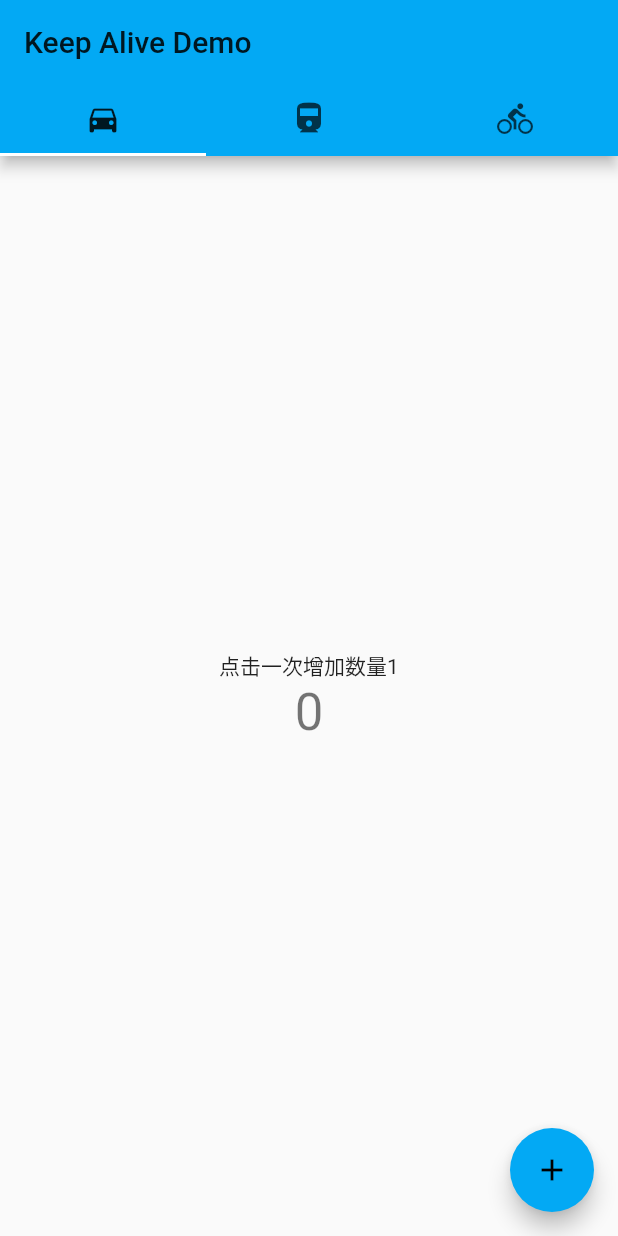
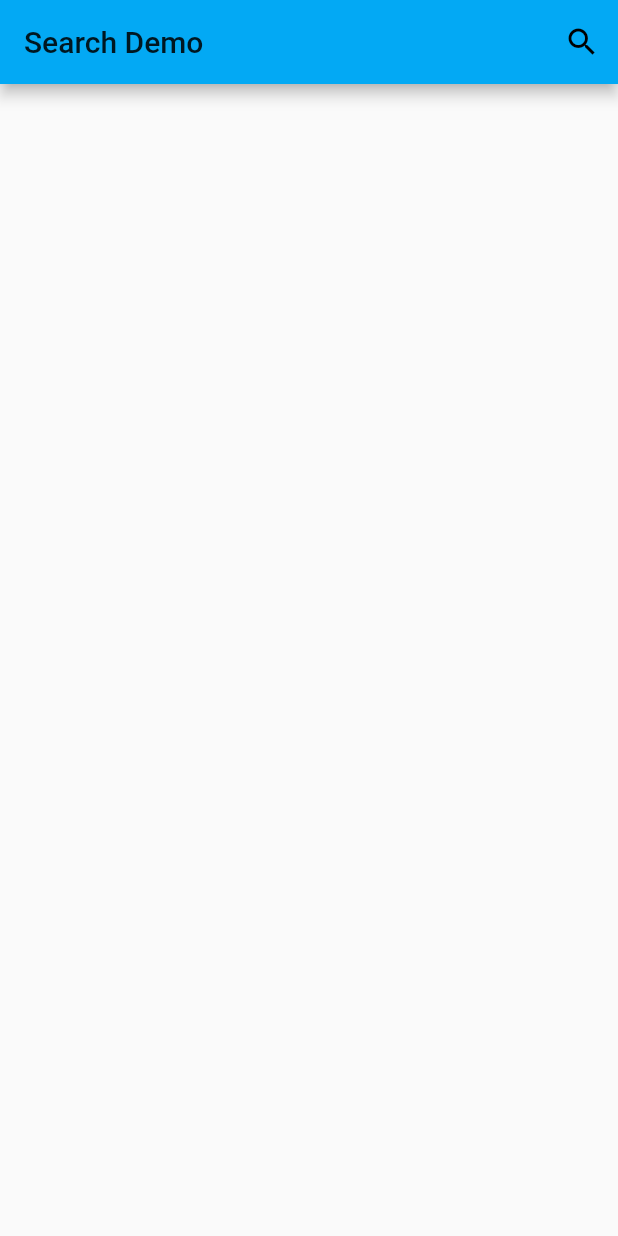
Before and after one commit to lanxuexing/flutter2study, a Flutter app: the screen it shows after launch, on a phone screen of 412 x 824 dp. Run offline on Flutter 3.47's test engine with Material 2 defaults, Android fonts, the phone set to English and light mode, and no system bars.

Commit message:
feat: search

```diff
--- /dev/null
+++ b/lib/demo06/mock_data.dart
@@ -0,0 +1,30 @@
+const searchList = [
+  '钢铁侠',
+  '钢铁侠2',
+  '钢铁侠3',
+  '雷神',
+  '雷神2: 黑暗世界',
+  '雷神2: 诸神黄昏',
+  '美国队长',
+  '美国队长2',
+  '美国队长3: 内战',
+  '复仇者联盟'
+  '复仇者联盟2: 奥创纪元',
+  '复仇者联盟3: 无限战争',
+  '复仇者联盟4: 终局之战',
+  '蚁人'
+  '蚁人2: 黄蜂女现身'
+  '银河护卫队'
+  '银河护卫队2',
+  '毒液: 致命保护者'
+  '奇异博士',
+  '黑豹',
+  '无敌浩克',
+  '惊奇队长',
+  '蜘蛛侠: 英雄归来'
+];
+
+const recentSuggest = [
+  '复仇者联盟',
+  '毒液'
+];
--- /dev/null
+++ b/lib/demo06/search_box.dart
@@ -0,0 +1,90 @@
+import 'package:flutter/material.dart';
+import 'mock_data.dart';
+
+class SearchBox extends StatefulWidget {
+  _SearchBoxState createState() => _SearchBoxState();
+}
+
+class _SearchBoxState extends State<SearchBox> {
+  @override
+  Widget build(BuildContext context) {
+    return Scaffold(
+      appBar: AppBar(
+        title: Text('Search Demo'),
+        actions: <Widget>[
+          IconButton(
+            icon: Icon(Icons.search),
+            onPressed: (){
+              showSearch(
+                context: context,
+                delegate: MySearhBarDelegate(),
+              );
+            },
+          ),
+        ],
+      ),
+    );
+  }
+}
+
+class MySearhBarDelegate extends SearchDelegate {
+  @override
+  List<Widget> buildActions(BuildContext context) {
+    return [
+      IconButton(
+        icon: Icon(Icons.clear),
+        onPressed: () => query = '',
+      ),
+    ];
+  }
+
+  @override
+  Widget buildLeading(BuildContext context) {
+    return IconButton(
+      icon: AnimatedIcon(
+        icon: AnimatedIcons.menu_arrow,
+        progress: transitionAnimation,
+      ),
+      onPressed: () => close(context, null),
+    );
+  }
+
+  @override
+  Widget buildResults(BuildContext context) {
+    return Container(
+      width: 400.0,
+      height: 200.0,
+      child: Card(
+        color: Colors.deepOrange,
+        child: Center(
+          child: Text(query),
+        ),
+      ),
+    );
+  }
+
+  @override
+  Widget buildSuggestions(BuildContext context) {
+    final suggetsionList = query.isEmpty ? recentSuggest : searchList.where((input) => input.startsWith(query)).toList();
+    return ListView.builder(
+      itemCount: suggetsionList.length,
+      itemBuilder: (context, index) => ListTile(
+        title: RichText(text: TextSpan(
+          text: suggetsionList[index].substring(0, query.length),
+          style: TextStyle(
+            color: Colors.black,
+            fontWeight: FontWeight.bold,
+          ),
+          children: [
+            TextSpan(
+              text: suggetsionList[index].substring(query.length),
+              style: TextStyle(
+                color: Colors.grey,
+              ),
+            ),
+          ],
+        ),),
+      ),
+    );
+  }
+}
--- a/lib/main.dart
+++ b/lib/main.dart
@@ -885,8 +885,30 @@
 /**
  * 22.Keep Alive
  */
+// import 'package:flutter/material.dart';
+// import 'demo05/keep_alive.dart';
+
+// void main() => runApp(MyApp());
+
+// class MyApp extends StatelessWidget {
+//   @override
+//   Widget build(BuildContext context) {
+//     return MaterialApp(
+//       title: 'Flutter Keep Alive Demo',
+//       theme: ThemeData(
+//         primarySwatch: Colors.lightBlue
+//       ),
+//       home: MyKeepAlive(),
+//     );
+//   }
+// }
+
+
+/**
+ * 23.Search
+ */
 import 'package:flutter/material.dart';
-import 'demo05/keep_alive.dart';
+import 'demo06/search_box.dart';
 
 void main() => runApp(MyApp());
 
@@ -894,11 +916,11 @@ class MyApp extends StatelessWidget {
   @override
   Widget build(BuildContext context) {
     return MaterialApp(
-      title: 'Flutter Keep Alive Demo',
+      title: 'Flutter Search Demo',
       theme: ThemeData(
         primarySwatch: Colors.lightBlue
       ),
-      home: MyKeepAlive(),
+      home: SearchBox(),
     );
   }
 }
```
